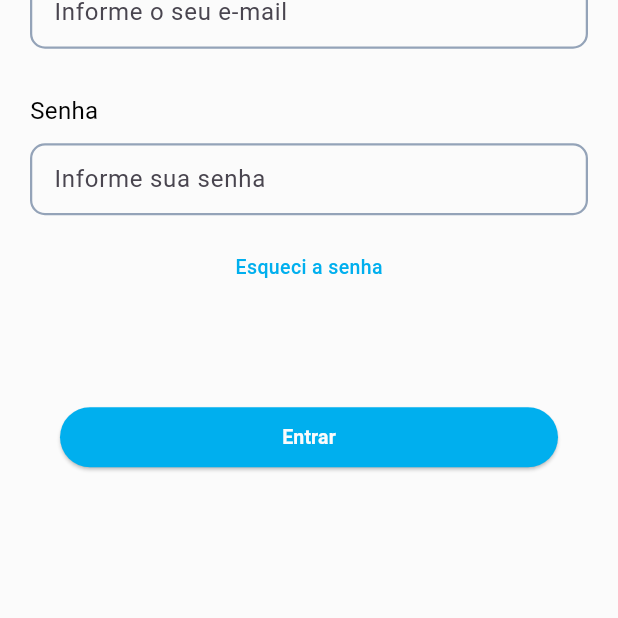
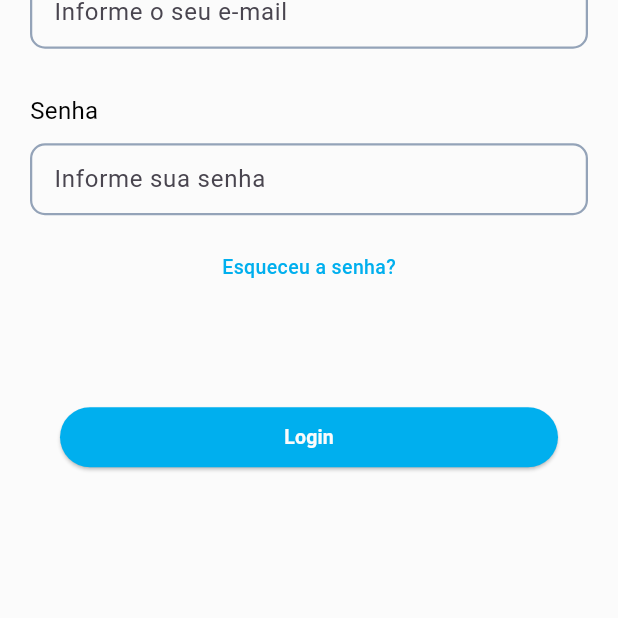
Before and after one commit to Iamguimartins/Mobile2-UNAERP, a Flutter app: the screen it shows after launch, on a phone screen of 412 x 824 dp, the part 618-1236 px from its top. Run offline on Flutter 3.47's test engine with Material 3 defaults, Android fonts, the phone set to English and light mode, and no system bars; our stand-ins replace cloud_firestore, file_picker, firebase_auth, firebase_core, firebase_storage, fl_chart and 3 more; accounts and stored records are empty.

Commit message:
Commit Final - Ajustes

```diff
--- a/lib/infrastructure/presentations/auth/auth_view.dart
+++ b/lib/infrastructure/presentations/auth/auth_view.dart
@@ -94,7 +94,7 @@ class _AuthViewState extends State<AuthView> {
                           },
                           child: Center(
                             child: Text(
-                              "Esqueci a senha",
+                              "Esqueceu a senha?",
                               style: TextStyle(
                                   color: MyColors.primaryColor,
                                   fontWeight: FontWeight.w500,
@@ -104,7 +104,7 @@ class _AuthViewState extends State<AuthView> {
                         ),
                         const SizedBox(height: 80),
                         ButtonCustom(
-                            title: "Entrar",
+                            title: "Login",
                             onPressed: () async {
                               setState(() {
                                 widget.state.isLoading = true;
```
